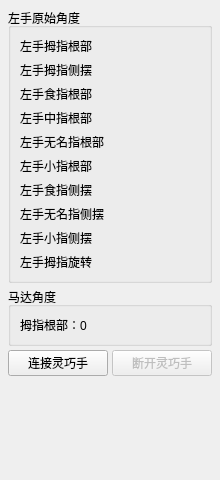
Above: ui/linker_hand_widget.ui from FOHEART/MotionGloveSDK_python before the change. Below: the same form after it.
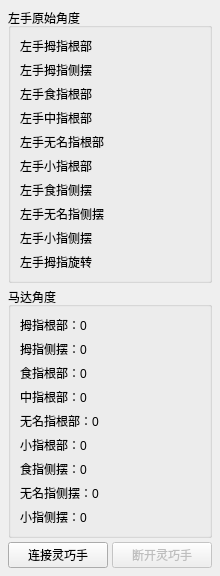
That is the form after the change.

Commit message: feat: Add motor angle labels for thumb, index, middle, ring, and pinky fingers with adduction support

Diff of the .ui file:
```diff
--- a/ui/linker_hand_widget.ui
+++ b/ui/linker_hand_widget.ui
@@ -102,6 +102,46 @@
           <property name="text"><string>拇指根部：0</string></property>
          </widget>
         </item>
+        <item row="1" column="0">
+         <widget class="QLabel" name="lbl_motor_thumb_adduction">
+          <property name="text"><string>拇指侧摆：0</string></property>
+         </widget>
+        </item>
+        <item row="2" column="0">
+         <widget class="QLabel" name="lbl_motor_index">
+          <property name="text"><string>食指根部：0</string></property>
+         </widget>
+        </item>
+        <item row="3" column="0">
+         <widget class="QLabel" name="lbl_motor_middle">
+          <property name="text"><string>中指根部：0</string></property>
+         </widget>
+        </item>
+        <item row="4" column="0">
+         <widget class="QLabel" name="lbl_motor_ring">
+          <property name="text"><string>无名指根部：0</string></property>
+         </widget>
+        </item>
+        <item row="5" column="0">
+         <widget class="QLabel" name="lbl_motor_pinky">
+          <property name="text"><string>小指根部：0</string></property>
+         </widget>
+        </item>
+        <item row="6" column="0">
+         <widget class="QLabel" name="lbl_motor_index_adduction">
+          <property name="text"><string>食指侧摆：0</string></property>
+         </widget>
+        </item>
+        <item row="7" column="0">
+         <widget class="QLabel" name="lbl_motor_ring_adduction">
+          <property name="text"><string>无名指侧摆：0</string></property>
+         </widget>
+        </item>
+        <item row="8" column="0">
+         <widget class="QLabel" name="lbl_motor_pinky_adduction">
+          <property name="text"><string>小指侧摆：0</string></property>
+         </widget>
+        </item>
        </layout>
       </item>
      </layout>
```
The commit also changes 1 other file.
